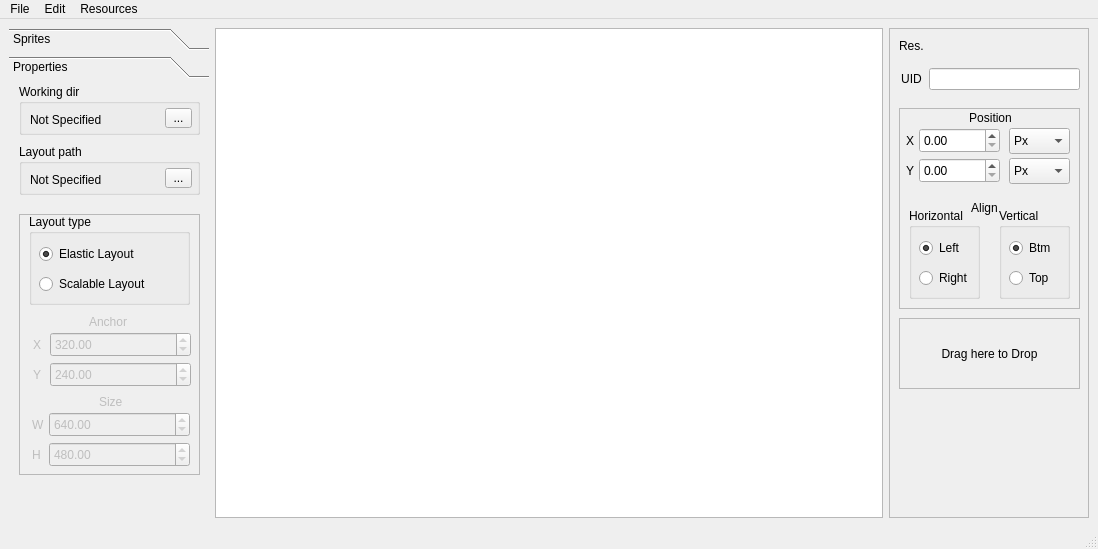
Above: designer.ui from Nepherhotep/terevaka-ui-builder before the change. Below: the same form after it.
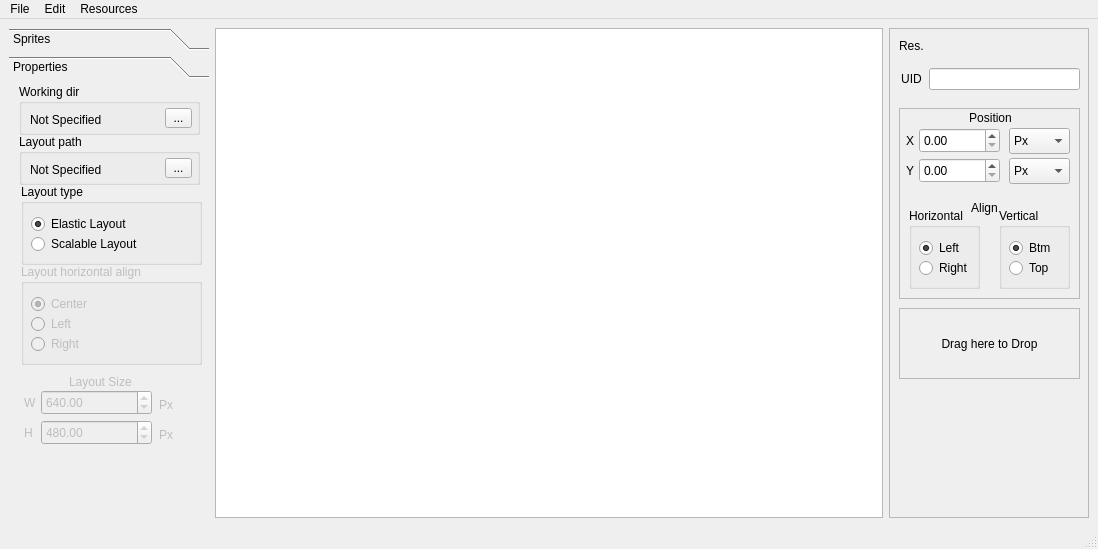
That is the form after the change. The open tabs and pages were chosen to show the change. Custom widgets are drawn as their Qt base class.

Commit message: Changed horizontal layout anchoring to aligning

Patch:
```diff
--- a/designer.ui
+++ b/designer.ui
@@ -130,7 +130,7 @@
           <property name="geometry">
            <rect>
             <x>10</x>
-            <y>60</y>
+            <y>50</y>
             <width>181</width>
             <height>51</height>
            </rect>
@@ -165,34 +165,89 @@
            </property>
           </widget>
          </widget>
-         <widget class="QFrame" name="frame_3">
+         <widget class="QLabel" name="layoutSizeLabel">
           <property name="enabled">
-           <bool>true</bool>
+           <bool>false</bool>
           </property>
           <property name="geometry">
            <rect>
-            <x>10</x>
-            <y>130</y>
-            <width>181</width>
-            <height>261</height>
+            <x>60</x>
+            <y>288</y>
+            <width>91</width>
+            <height>20</height>
            </rect>
           </property>
-          <property name="frameShape">
-           <enum>QFrame::StyledPanel</enum>
+          <property name="text">
+           <string>Layout Size</string>
           </property>
-          <property name="frameShadow">
-           <enum>QFrame::Raised</enum>
+         </widget>
+         <widget class="QDoubleSpinBox" name="layoutWidthSpinBox">
+          <property name="enabled">
+           <bool>false</bool>
           </property>
+          <property name="geometry">
+           <rect>
+            <x>32</x>
+            <y>306</y>
+            <width>111</width>
+            <height>25</height>
+           </rect>
+          </property>
+          <property name="toolTip">
+           <string comment="Layout Width"/>
+          </property>
+          <property name="decimals">
+           <number>2</number>
+          </property>
+          <property name="maximum">
+           <double>99999.000000000000000</double>
+          </property>
+          <property name="value">
+           <double>640.000000000000000</double>
+          </property>
+         </widget>
+         <widget class="QLabel" name="layoutHeightLabel">
+          <property name="enabled">
+           <bool>false</bool>
+          </property>
+          <property name="geometry">
+           <rect>
+            <x>15</x>
+            <y>338</y>
+            <width>16</width>
+            <height>21</height>
+           </rect>
+          </property>
+          <property name="text">
+           <string>H</string>
+          </property>
+         </widget>
+         <widget class="QLabel" name="anchorXLabel_4">
+          <property name="enabled">
+           <bool>false</bool>
+          </property>
+          <property name="geometry">
+           <rect>
+            <x>150</x>
+            <y>310</y>
+            <width>16</width>
+            <height>21</height>
+           </rect>
+          </property>
+          <property name="text">
+           <string>Px</string>
+          </property>
+         </widget>
           <widget class="QGroupBox" name="groupBox_3">
            <property name="enabled">
             <bool>true</bool>
            </property>
            <property name="geometry">
             <rect>
-             <x>10</x>
-             <y>0</y>
-             <width>161</width>
-             <height>91</height>
+            <x>12</x>
+            <y>100</y>
+            <width>181</width>
+            <height>81</height>
             </rect>
            </property>
            <property name="title">
@@ -221,7 +276,7 @@
             <property name="geometry">
              <rect>
               <x>10</x>
-              <y>60</y>
+             <y>50</y>
               <width>131</width>
               <height>20</height>
              </rect>
@@ -231,97 +286,63 @@
             </property>
            </widget>
           </widget>
-          <widget class="QLabel" name="anchorYLabel">
+         <widget class="QGroupBox" name="layoutHAlignBox">
            <property name="enabled">
             <bool>false</bool>
            </property>
            <property name="geometry">
             <rect>
-             <x>14</x>
-             <y>150</y>
-             <width>20</width>
-             <height>21</height>
-            </rect>
-           </property>
-           <property name="text">
-            <string>Y</string>
-           </property>
-          </widget>
-          <widget class="QDoubleSpinBox" name="anchorYSpinBox">
-           <property name="enabled">
-            <bool>false</bool>
-           </property>
+            <x>12</x>
+            <y>180</y>
+            <width>181</width>
+            <height>101</height>
+           </rect>
+          </property>
+          <property name="title">
+           <string>Layout horizontal align</string>
+          </property>
+          <widget class="QRadioButton" name="layoutHAlignCenterRadio">
            <property name="geometry">
             <rect>
-             <x>31</x>
-             <y>148</y>
-             <width>141</width>
-             <height>25</height>
+             <x>10</x>
+             <y>30</y>
+             <width>71</width>
+             <height>20</height>
             </rect>
            </property>
-           <property name="decimals">
-            <number>2</number>
+           <property name="text">
+            <string>Center</string>
            </property>
-           <property name="maximum">
-            <double>99999.990000000005239</double>
+           <property name="checked">
+            <bool>true</bool>
            </property>
-           <property name="value">
-            <double>240.000000000000000</double>
-           </property>
           </widget>
-          <widget class="QDoubleSpinBox" name="anchorXSpinBox">
-           <property name="enabled">
-            <bool>false</bool>
-           </property>
+          <widget class="QRadioButton" name="layoutHAlignRightRadio">
            <property name="geometry">
             <rect>
-             <x>31</x>
-             <y>118</y>
-             <width>141</width>
-             <height>25</height>
+             <x>10</x>
+             <y>70</y>
+             <width>61</width>
+             <height>20</height>
             </rect>
            </property>
-           <property name="decimals">
-            <number>2</number>
-           </property>
-           <property name="maximum">
-            <double>99999.000000000000000</double>
-           </property>
-           <property name="value">
-            <double>320.000000000000000</double>
-           </property>
-          </widget>
-          <widget class="QLabel" name="anchorXLabel">
-           <property name="enabled">
-            <bool>false</bool>
-           </property>
-           <property name="geometry">
-            <rect>
-             <x>14</x>
-             <y>120</y>
-             <width>16</width>
-             <height>21</height>
-            </rect>
-           </property>
            <property name="text">
-            <string>X</string>
+            <string>Right</string>
            </property>
           </widget>
-          <widget class="QLabel" name="anchorLabel">
-           <property name="enabled">
-            <bool>false</bool>
-           </property>
+          <widget class="QRadioButton" name="layoutHAlignLeftRadio">
            <property name="geometry">
             <rect>
-             <x>70</x>
-             <y>100</y>
+             <x>10</x>
+             <y>50</y>
              <width>51</width>
-             <height>16</height>
+             <height>20</height>
             </rect>
            </property>
            <property name="text">
-            <string>Anchor</string>
+            <string>Left</string>
            </property>
+          </widget>
           </widget>
           <widget class="QDoubleSpinBox" name="layoutHeightSpinBox">
            <property name="enabled">
@@ -329,9 +350,9 @@
            </property>
            <property name="geometry">
             <rect>
-             <x>30</x>
-             <y>228</y>
-             <width>141</width>
+            <x>32</x>
+            <y>336</y>
+            <width>111</width>
              <height>25</height>
             </rect>
            </property>
@@ -351,8 +372,8 @@
            </property>
            <property name="geometry">
             <rect>
-             <x>13</x>
-             <y>200</y>
+            <x>15</x>
+            <y>308</y>
              <width>16</width>
              <height>21</height>
             </rect>
@@ -361,63 +382,21 @@
             <string>W</string>
            </property>
           </widget>
-          <widget class="QLabel" name="layoutHeightLabel">
+         <widget class="QLabel" name="anchorXLabel_5">
            <property name="enabled">
             <bool>false</bool>
            </property>
            <property name="geometry">
             <rect>
-             <x>13</x>
-             <y>230</y>
+            <x>150</x>
+            <y>340</y>
              <width>16</width>
              <height>21</height>
             </rect>
            </property>
            <property name="text">
-            <string>H</string>
-           </property>
-          </widget>
-          <widget class="QDoubleSpinBox" name="layoutWidthSpinBox">
-           <property name="enabled">
-            <bool>false</bool>
-           </property>
-           <property name="geometry">
-            <rect>
-             <x>30</x>
-             <y>198</y>
-             <width>141</width>
-             <height>25</height>
-            </rect>
-           </property>
-           <property name="toolTip">
-            <string comment="Layout Width"/>
-           </property>
-           <property name="decimals">
-            <number>2</number>
-           </property>
-           <property name="maximum">
-            <double>99999.000000000000000</double>
-           </property>
-           <property name="value">
-            <double>640.000000000000000</double>
-           </property>
-          </widget>
-          <widget class="QLabel" name="layoutSizeLabel">
-           <property name="enabled">
-            <bool>false</bool>
-           </property>
-           <property name="geometry">
-            <rect>
-             <x>80</x>
-             <y>180</y>
-             <width>31</width>
-             <height>16</height>
-            </rect>
-           </property>
-           <property name="text">
-            <string>Size</string>
-           </property>
-          </widget>
+           <string>Px</string>
+          </property>
          </widget>
         </widget>
        </widget>
@@ -487,7 +466,7 @@
            <x>10</x>
            <y>80</y>
            <width>181</width>
-           <height>201</height>
+           <height>191</height>
           </rect>
          </property>
          <property name="frameShape">
@@ -616,7 +595,7 @@
             <x>10</x>
             <y>100</y>
             <width>71</width>
-            <height>91</height>
+            <height>81</height>
            </rect>
           </property>
           <property name="title">
@@ -642,7 +621,7 @@
            <property name="geometry">
             <rect>
              <x>10</x>
-             <y>60</y>
+             <y>50</y>
              <width>61</width>
              <height>20</height>
             </rect>
@@ -658,7 +637,7 @@
             <x>100</x>
             <y>100</y>
             <width>71</width>
-            <height>91</height>
+            <height>81</height>
            </rect>
           </property>
           <property name="title">
@@ -684,7 +663,7 @@
            <property name="geometry">
             <rect>
              <x>10</x>
-             <y>60</y>
+             <y>50</y>
              <width>61</width>
              <height>20</height>
             </rect>
@@ -741,7 +720,7 @@
          <property name="geometry">
           <rect>
            <x>10</x>
-           <y>290</y>
+           <y>280</y>
            <width>181</width>
            <height>71</height>
           </rect>
```
Left out of the diff: 2 changed lines with no effect on the pictures. Lines whose indentation alone changed are shown as unchanged. The commit also changes 3 other files.
